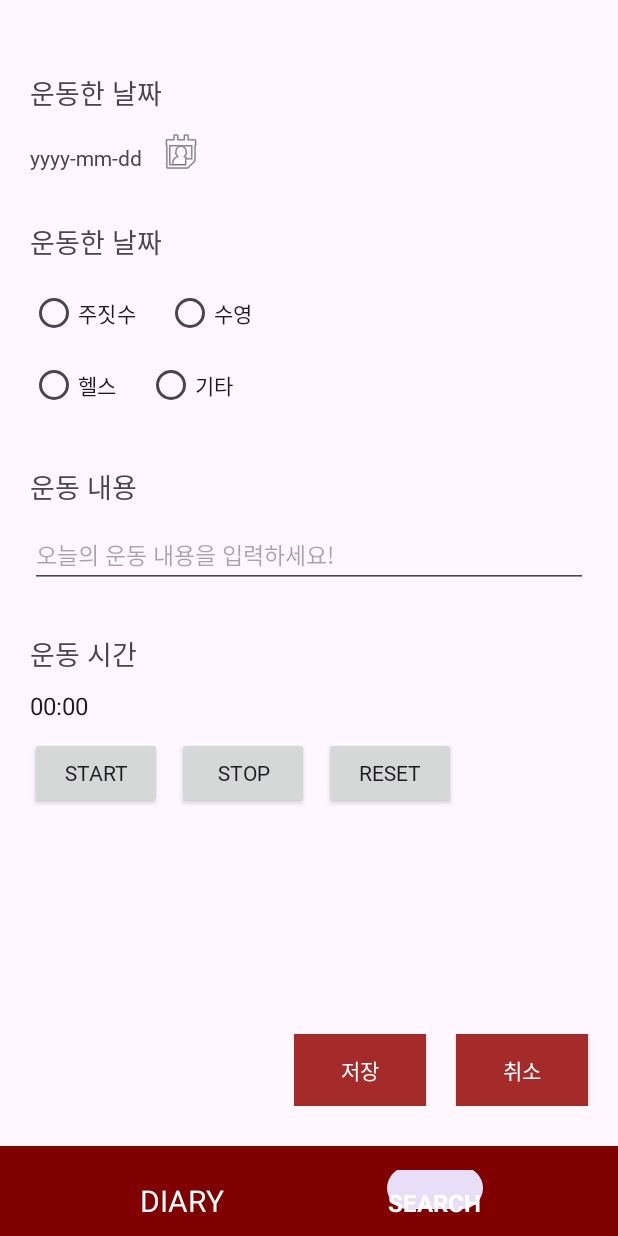
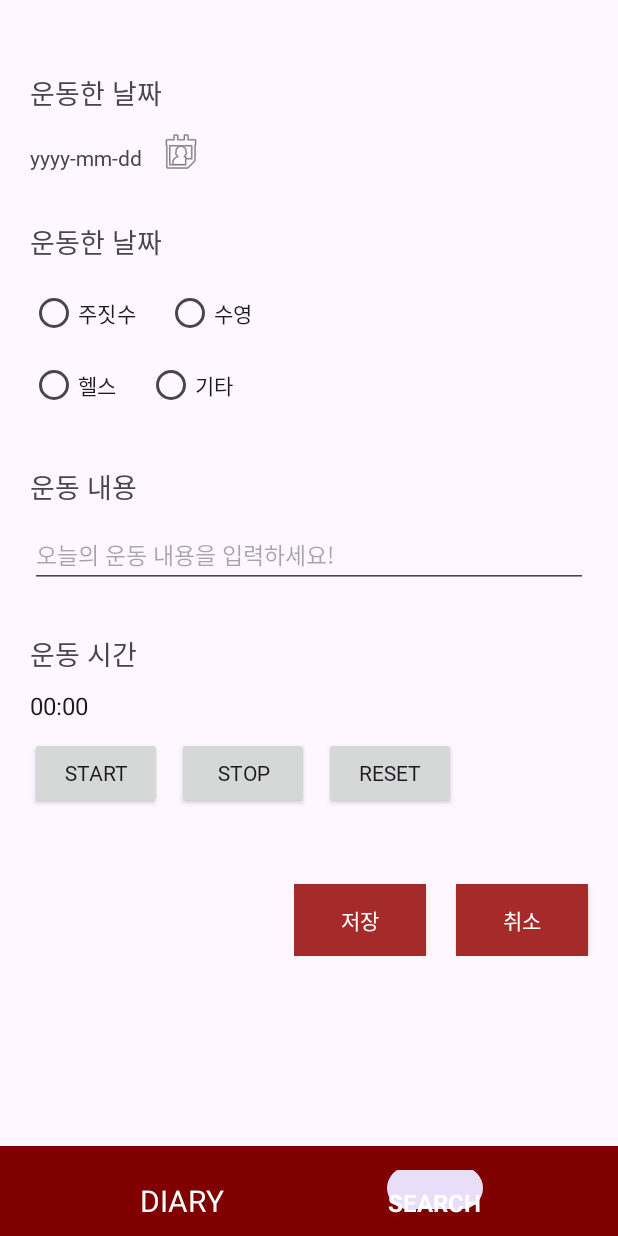
Before and after one commit to dkyuuum/MobileApplication, an Android app: the fragment RecordFragment placed in its activity, on a phone screen of 412 x 824 dp. Run offline under Robolectric (Android 15) with nearby library versions, the phone set to English and light mode, and no system bars; 2 statements that could not run were skipped.

Commit message:
[ADD] SQLite + RecyclerView 연결

```diff
--- a/app/src/main/java/ddwu/com/mobile/project/ui/RecordFragment.kt
+++ b/app/src/main/java/ddwu/com/mobile/project/ui/RecordFragment.kt
@@ -4,35 +4,39 @@ import android.app.DatePickerDialog
 import android.content.ContentValues
 import android.os.Bundle
 import android.os.SystemClock
-import android.view.KeyEvent
+import android.util.Log
 import android.view.LayoutInflater
 import android.view.View
 import android.view.ViewGroup
 import android.widget.Toast
 import androidx.fragment.app.Fragment
 import ddwu.com.mobile.project.R
+import ddwu.com.mobile.project.data.Exercise
 import ddwu.com.mobile.project.databinding.FragmentRecordBinding
 import java.util.Calendar
-import java.util.Timer
 
 class RecordFragment : Fragment() {
 	private lateinit var binding: FragmentRecordBinding
-	lateinit var helper: ExerciseDBHelper
-
-	// 멈춘 시각을 저장하는 속성
-	var pauseTime = 0L
+	private lateinit var helper: ExerciseDBHelper
+	private var pauseTime = 0L
 
 	override fun onCreateView(
 		inflater: LayoutInflater, container: ViewGroup?,
 		savedInstanceState: Bundle?
 	): View? {
 		binding = FragmentRecordBinding.inflate(layoutInflater)
-
 		helper = ExerciseDBHelper(requireContext())
 
 		settingCalendar()
 		settingTimer()
-		saveInfo()
+
+		binding.btnSave.setOnClickListener {
+			recordInfo()
+		}
+
+		binding.btnCancel.setOnClickListener {
+			requireActivity().supportFragmentManager.popBackStack()
+		}
 
 		return binding.root
 	}
@@ -41,7 +45,7 @@ class RecordFragment : Fragment() {
 		binding.btnCalendar.setOnClickListener {
 			val cal = Calendar.getInstance()
 			val data = DatePickerDialog.OnDateSetListener { view, year, month, day ->
-				binding.tvExerciseDate.text = "${year}/${month}/${day}"
+				binding.tvExerciseDate.text = "${year}/${month+1}/${day}"
 			}
 
 			DatePickerDialog(
@@ -81,27 +85,30 @@ class RecordFragment : Fragment() {
 		}
 	}
 
-	private fun saveInfo() {
-		binding.btnSave.setOnClickListener {
+	private fun recordInfo() {
 		val db = helper.writableDatabase
 		val newRow = ContentValues()
 
-			newRow.put(ExerciseDBHelper.COL_exercise_date, binding.tvExerciseDate.text.toString())
+		newRow.put(
+			ExerciseDBHelper.COL_exercise_date,
+			binding.tvExerciseDate.text.toString()
+		)
 		newRow.put(
 			ExerciseDBHelper.COL_exercise_name,
-				binding.etExerciseContent.text.toString()
+			binding.tvExerciseKindTitle.text.toString()
 		)
 		newRow.put(
 			ExerciseDBHelper.COL_exercise_content,
 			binding.etExerciseContent.text.toString()
 		)
-			newRow.put(ExerciseDBHelper.COL_exercise_time, binding.timeChronometer.text.toString())
+		newRow.put(
+			ExerciseDBHelper.COL_exercise_time,
+			binding.timeChronometer.text.toString()
+		)
 
 		db.insert("exercise_table", null, newRow)
 		helper.close()
-		}
-		binding.btnCancel.setOnClickListener {
-			requireActivity().supportFragmentManager.beginTransaction().remove(this).commit()
+
+		requireActivity().supportFragmentManager.popBackStack()
 	}
 }
-}
--- a/app/src/main/res/layout/activity_main.xml
+++ b/app/src/main/res/layout/activity_main.xml
@@ -21,6 +21,7 @@
         android:layout_width="0dp"
         android:layout_height="60dp"
         android:background="@color/red2"
+        app:itemRippleColor="@android:color/transparent"
         app:itemTextAppearanceActive="@style/TextAppearance.AppCompat.Menu"
         app:itemTextAppearanceInactive="@style/NaviTextSize"
         app:itemTextColor="@color/white"
--- a/app/src/main/res/layout/fragment_record.xml
+++ b/app/src/main/res/layout/fragment_record.xml
@@ -1,11 +1,24 @@
 <?xml version="1.0" encoding="utf-8"?>
-<androidx.appcompat.widget.LinearLayoutCompat xmlns:android="http://schemas.android.com/apk/res/android"
+<androidx.constraintlayout.widget.ConstraintLayout xmlns:android="http://schemas.android.com/apk/res/android"
     xmlns:app="http://schemas.android.com/apk/res-auto"
     xmlns:tools="http://schemas.android.com/tools"
     android:layout_width="match_parent"
+    android:layout_height="match_parent">
+
+    <androidx.core.widget.NestedScrollView
+        android:layout_width="match_parent"
+        android:layout_height="match_parent"
+        app:layout_constraintBottom_toBottomOf="parent"
+        app:layout_constraintEnd_toEndOf="parent"
+        app:layout_constraintStart_toStartOf="parent"
+        app:layout_constraintTop_toTopOf="parent">
+
+        <androidx.appcompat.widget.LinearLayoutCompat
+            android:id="@+id/linearLayout_record"
+            android:layout_width="match_parent"
             android:layout_height="match_parent"
             android:orientation="vertical"
-    android:paddingLeft="20dp">
+            android:paddingLeft="20dp" >
 
             <androidx.appcompat.widget.AppCompatTextView
                 android:id="@+id/tv_exercise_date_title"
@@ -183,7 +196,8 @@
                 android:layout_width="wrap_content"
                 android:layout_height="wrap_content"
                 android:layout_gravity="end"
-        android:layout_marginTop="150dp"
+                android:layout_marginBottom="20dp"
+                android:layout_marginTop="50dp"
                 android:orientation="horizontal">
 
                 <androidx.appcompat.widget.AppCompatButton
@@ -207,5 +221,8 @@
                     android:text="취소"
                     android:textColor="@color/white" />
             </androidx.appcompat.widget.LinearLayoutCompat>
+        </androidx.appcompat.widget.LinearLayoutCompat>
 
-</androidx.appcompat.widget.LinearLayoutCompat>
+    </androidx.core.widget.NestedScrollView>
+
+</androidx.constraintlayout.widget.ConstraintLayout>
```
Also changed, not shown: app/src/main/java/ddwu/com/mobile/project/adapter/DiaryRVAdapter.kt (+6 -1 lines), app/src/main/java/ddwu/com/mobile/project/ui/ExerciseFragment.kt (+50 -12 lines), app/src/main/res/layout/fragment_diary.xml (+6 -3 lines). Lines whose indentation alone changed are shown as unchanged.
